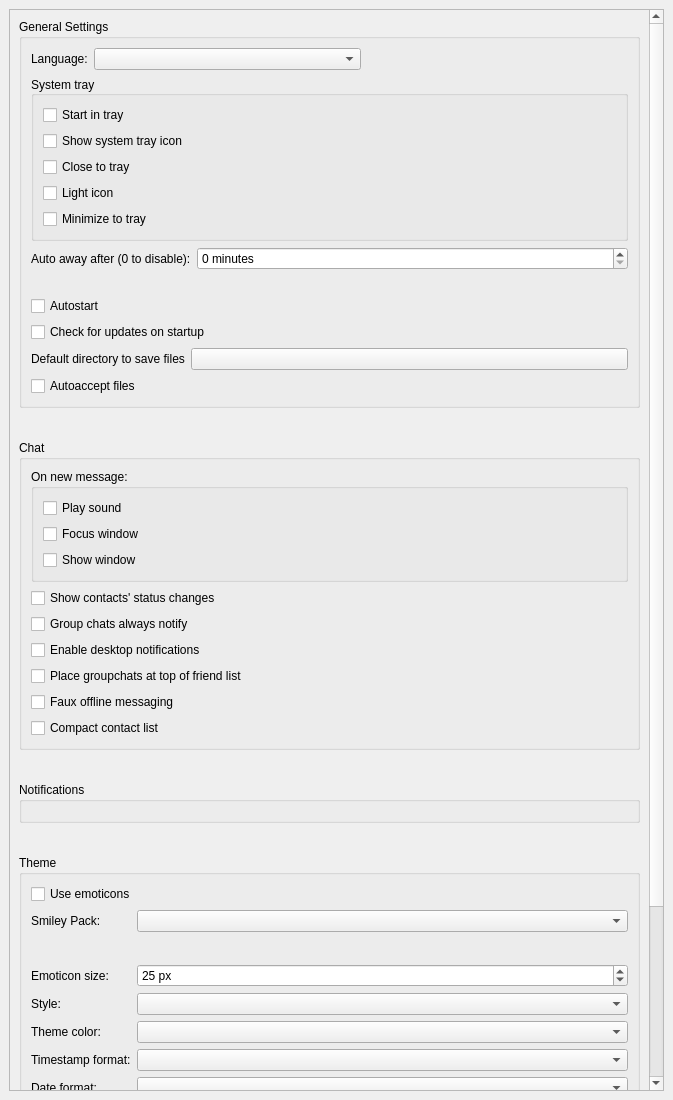
First picture: the form in src/widget/form/settings/generalsettings.ui, repository qTox/qTox, before the edit.
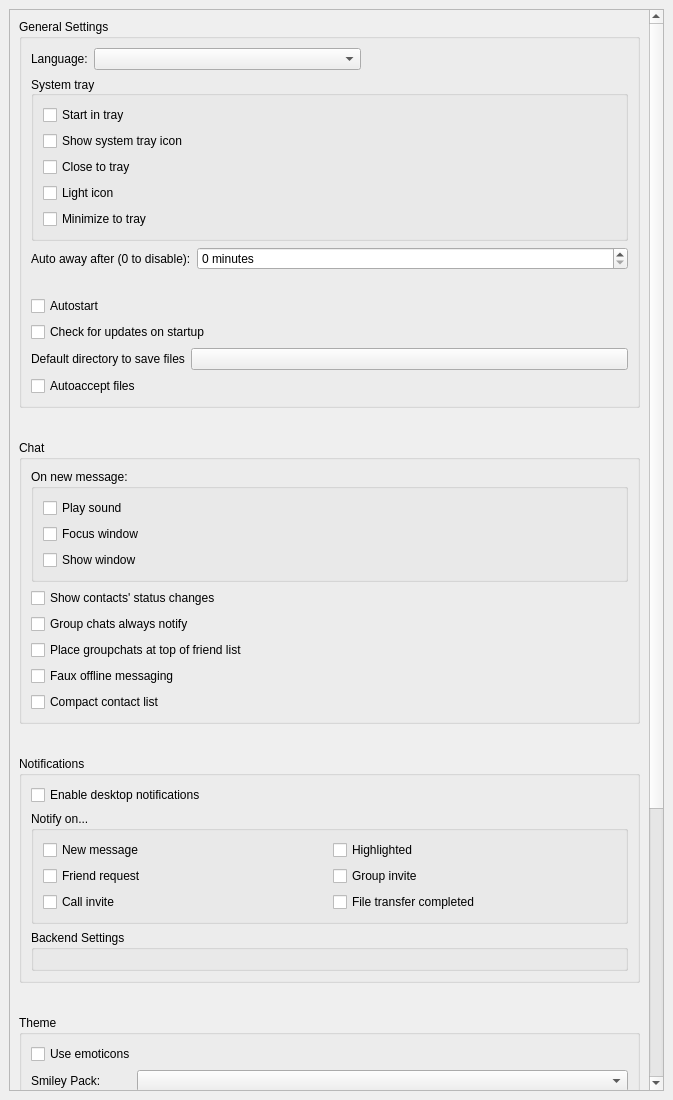
Second picture: the form after the edit. Custom widgets are drawn as their Qt base class.

Commit message: Notifications: Add individual settings, fix null chat notification bug, fix bug with settings form scrolling on snore

The edit to the form file:
```diff
--- a/src/widget/form/settings/generalsettings.ui
+++ b/src/widget/form/settings/generalsettings.ui
@@ -38,9 +38,9 @@
       <property name="geometry">
        <rect>
         <x>0</x>
-        <y>0</y>
+        <y>-631</y>
         <width>639</width>
-        <height>1361</height>
+        <height>1789</height>
        </rect>
       </property>
       <layout class="QVBoxLayout" name="verticalLayout_4" stretch="0,0,0,0,1">
@@ -374,13 +374,6 @@
             </property>
            </widget>
           </item>
-          <item>
-           <widget class="QCheckBox" name="cbDesktopNotifications">
-            <property name="text">
-             <string>Enable desktop notifications</string>
-            </property>
-           </widget>
-          </item>
           <item>
            <widget class="QCheckBox" name="cbGroupchatPosition">
             <property name="toolTip">
@@ -422,7 +415,70 @@
          </property>
          <layout class="QVBoxLayout" name="verticalLayout_6">
           <item>
-           <layout class="QVBoxLayout" name="notificationLayout"/>
+           <widget class="QCheckBox" name="cbDesktopNotifications">
+            <property name="text">
+             <string>Enable desktop notifications</string>
+            </property>
+           </widget>
+          </item>
+          <item>
+           <widget class="QGroupBox" name="notificationEnableGroup">
+            <property name="title">
+             <string>Notify on...</string>
+            </property>
+            <layout class="QGridLayout" name="gridLayout">
+             <item row="3" column="0">
+              <widget class="QCheckBox" name="notifyOnCallInvite">
+               <property name="text">
+                <string>Call invite</string>
+               </property>
+              </widget>
+             </item>
+             <item row="0" column="0">
+              <widget class="QCheckBox" name="notifyOnNewMessage">
+               <property name="text">
+                <string>New message</string>
+               </property>
+              </widget>
+             </item>
+             <item row="0" column="1">
+              <widget class="QCheckBox" name="notifyOnHighlighted">
+               <property name="text">
+                <string>Highlighted</string>
+               </property>
+              </widget>
+             </item>
+             <item row="1" column="0">
+              <widget class="QCheckBox" name="notifyOnFriendRequest">
+               <property name="text">
+                <string>Friend request</string>
+               </property>
+              </widget>
+             </item>
+             <item row="1" column="1">
+              <widget class="QCheckBox" name="notifyOnGroupInvite">
+               <property name="text">
+                <string>Group invite</string>
+               </property>
+              </widget>
+             </item>
+             <item row="3" column="1">
+              <widget class="QCheckBox" name="notifyOnFileTransfer">
+               <property name="text">
+                <string>File transfer completed</string>
+               </property>
+              </widget>
+             </item>
+            </layout>
+           </widget>
+          </item>
+          <item>
+           <widget class="QGroupBox" name="notificationSettingsGroup">
+            <property name="title">
+             <string>Backend Settings</string>
+            </property>
+            <layout class="QVBoxLayout" name="notificationLayout"/>
+           </widget>
           </item>
          </layout>
         </widget>
```
The commit also changes 7 other files.
